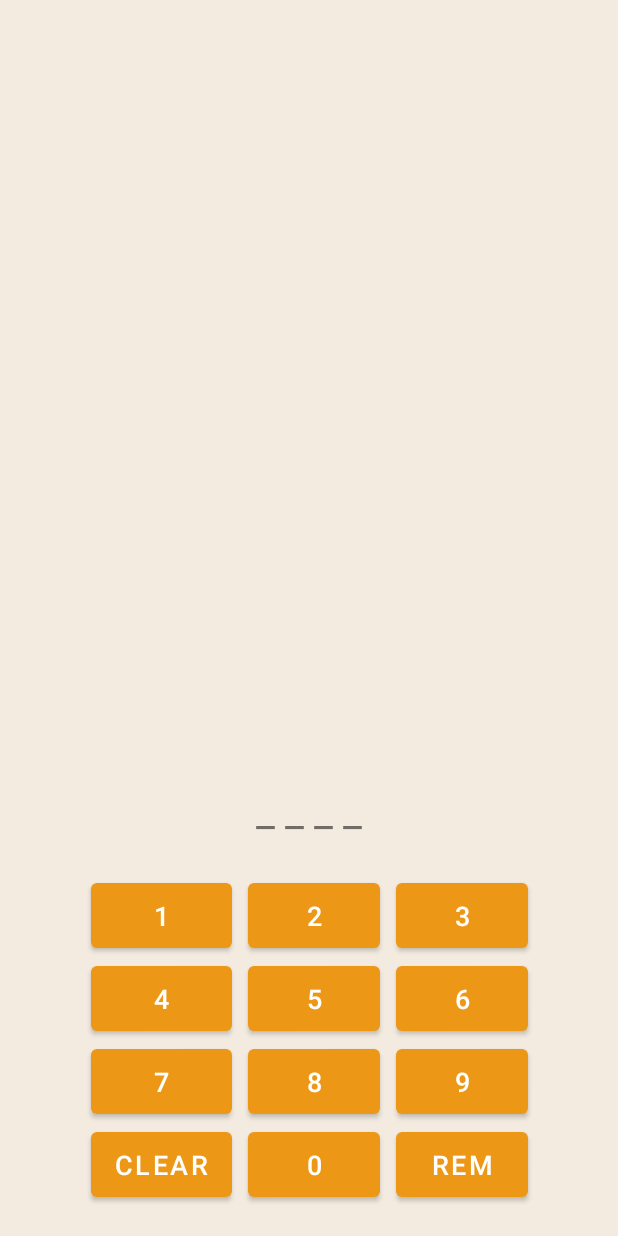
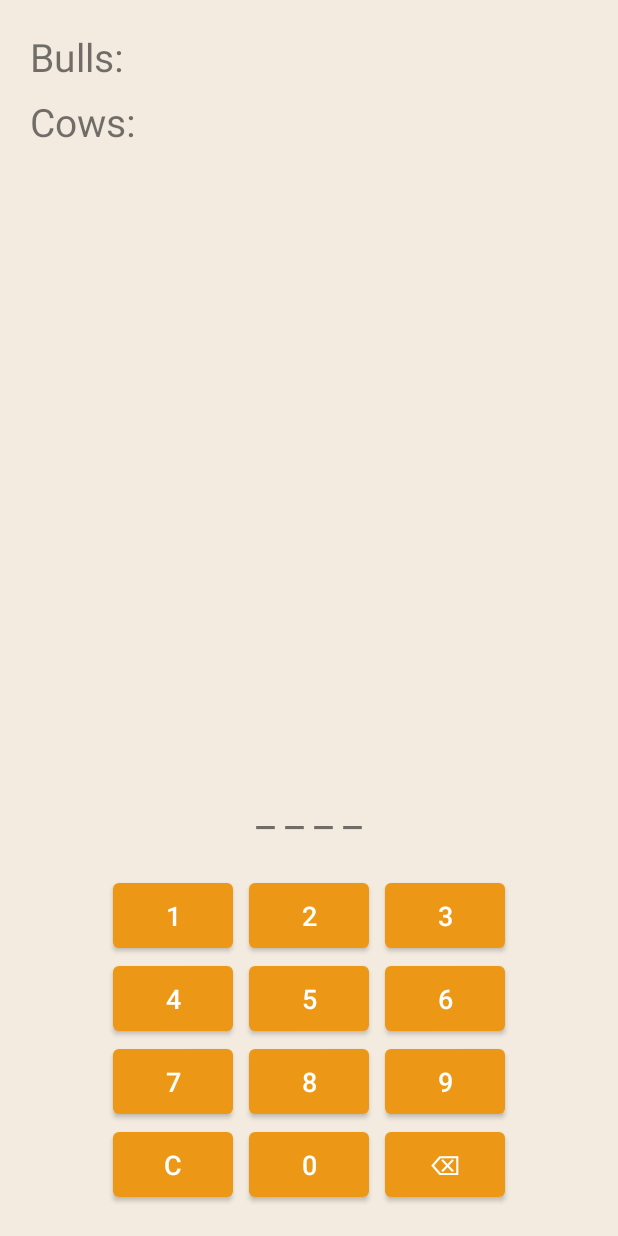
Before and after one commit to Andrinha/Bulls_and_Cows, an Android app: the GameActivity screen opened directly, with no data from a screen before it, on a phone screen of 412 x 824 dp. Run offline under Robolectric (Android 15) with nearby library versions, the phone set to English and light mode, and no system bars.

Commit message:
update UI

```diff
--- a/app/src/main/java/com/fit/bullsandcows/ui/game/GameViewModel.kt
+++ b/app/src/main/java/com/fit/bullsandcows/ui/game/GameViewModel.kt
@@ -1,5 +1,7 @@
 package com.fit.bullsandcows.ui.game
 
-class GameViewModel {
+import androidx.lifecycle.ViewModel
+
+class GameViewModel: ViewModel() {
 
 }
--- a/app/src/main/res/layout/activity_game.xml
+++ b/app/src/main/res/layout/activity_game.xml
@@ -7,6 +7,16 @@
     android:background="@color/extraLightYellow"
     android:padding="20dp"
     tools:context=".ui.game.GameActivity">
+
+    <TextView
+        android:id="@+id/text_cows"
+        android:layout_width="wrap_content"
+        android:layout_height="wrap_content"
+        android:layout_marginTop="8dp"
+        android:text="@string/cows"
+        android:textSize="26sp"
+        app:layout_constraintStart_toStartOf="parent"
+        app:layout_constraintTop_toBottomOf="@+id/text_bulls" />
 
     <TextView
         android:id="@+id/text_inputGuess"
@@ -95,7 +105,7 @@
             <com.google.android.material.button.MaterialButton
                 android:id="@+id/button_clear"
                 style="@style/button_number_style"
-                android:text="clear" />
+                android:text="C" />
 
             <com.google.android.material.button.MaterialButton
                 android:id="@+id/button_0"
@@ -105,7 +115,16 @@
             <com.google.android.material.button.MaterialButton
                 android:id="@+id/button_remove"
                 style="@style/button_number_style"
-                android:text="rem" />
+                android:text="⌫" />
         </TableRow>
     </TableLayout>
+
+    <TextView
+        android:id="@+id/text_bulls"
+        android:layout_width="wrap_content"
+        android:layout_height="wrap_content"
+        android:text="@string/bulls"
+        android:textSize="26sp"
+        app:layout_constraintStart_toStartOf="parent"
+        app:layout_constraintTop_toTopOf="parent" />
 </androidx.constraintlayout.widget.ConstraintLayout>
--- a/app/src/main/res/values/strings.xml
+++ b/app/src/main/res/values/strings.xml
@@ -1,4 +1,6 @@
 <resources>
     <string name="app_name">Bulls and Cows</string>
     <string name="cow_logo_image">Cow logo image</string>
+    <string name="bulls">Bulls:</string>
+    <string name="cows">Cows:</string>
 </resources>
--- a/app/src/main/res/values/styles.xml
+++ b/app/src/main/res/values/styles.xml
@@ -2,7 +2,7 @@
 <resources>
 
     <style name="button_number_style">
-        <item name="android:layout_width">match_parent</item>
+        <item name="android:layout_width">80dp</item>
         <item name="android:layout_marginStart">5dp</item>
         <item name="android:layout_marginEnd">5dp</item>
         <item name="android:layout_height">55dp</item>
```
Also changed, not shown: app/src/main/java/com/fit/bullsandcows/ui/main/MainViewModel.kt (deleted, +0 -26 lines).
